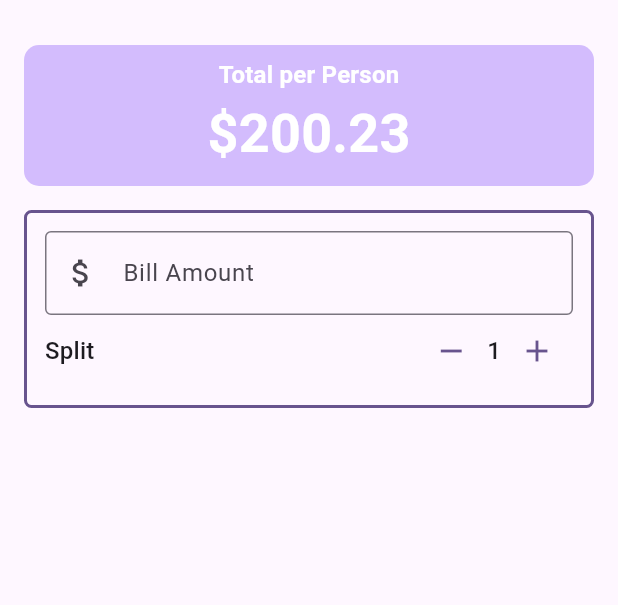
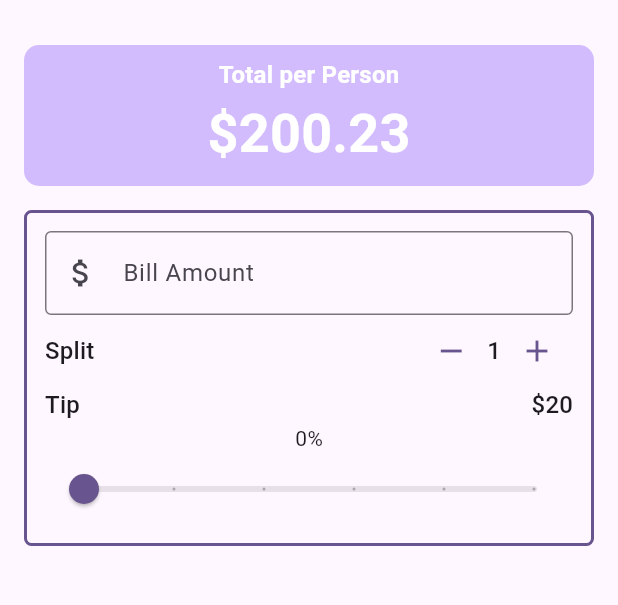
Before and after one commit to SAJalingo/utip, a Flutter app: the screen it shows after launch, on a phone screen of 412 x 824 dp, the part 63-668 px from its top. Run offline on Flutter 3.47's test engine with Material 3 defaults, Android fonts, the phone set to English and light mode, and no system bars.

Commit message:
added the tip percentage and slider widget

```diff
--- a/lib/main.dart
+++ b/lib/main.dart
@@ -32,6 +32,8 @@ class UTip extends StatefulWidget {
 
 class _UTipState extends State<UTip> {
   int personCount = 1;
+
+  double tipPercentage = 0.0;
 
   //Methods
   void increament() {
@@ -154,6 +156,49 @@ class _UTipState extends State<UTip> {
                       ),
                     ],
                   ),
+
+                  //Tip section
+                  Row(
+                    mainAxisAlignment:
+                        MainAxisAlignment
+                            .spaceBetween,
+                    children: [
+                      Text(
+                        'Tip',
+                        style:
+                            theme
+                                .textTheme
+                                .titleMedium,
+                      ),
+                      Text(
+                        '\$20',
+                        style:
+                            theme
+                                .textTheme
+                                .titleMedium,
+                      ),
+                    ],
+                  ),
+
+                  //slider text
+                  Text(
+                    '${(tipPercentage * 100).round()}%',
+                  ),
+
+                  //Tip slider
+                  Slider(
+                    value: tipPercentage,
+                    onChanged: (value) {
+                      setState(() {
+                        tipPercentage = value;
+                      });
+                    },
+                    min: 0.0,
+                    max: 0.5,
+                    label:
+                        '${(tipPercentage * 100).round()}%',
+                    divisions: 5,
+                  ),
                 ],
               ),
             ),
```
